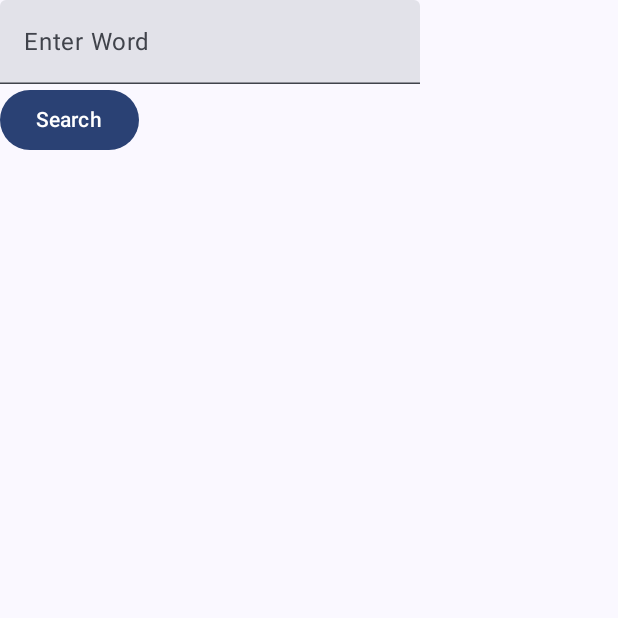
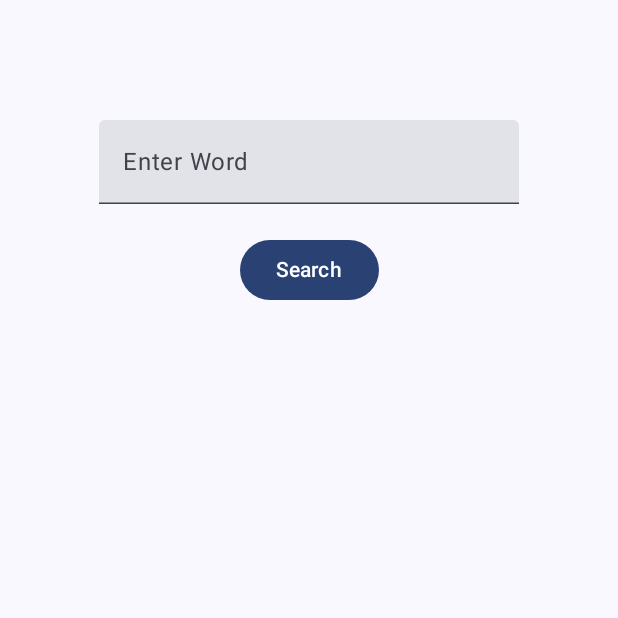
Before and after one commit to kuldeepbairwa/kuldeep-bairwa-dictionary-app, an Android app built with Jetpack Compose: the composable SearchWordScreen shown on its own in the app's theme, after a tap on "Search", on a phone screen of 412 x 824 dp, the top half of it. Run offline under Robolectric (Android 15) with nearby library versions, the phone set to English and light mode, and no system bars; our stand-ins replace Dagger/Hilt's generated code.

Commit message:
>>bug fixes

```diff
--- /dev/null
+++ b/app/src/main/java/com/kuldeep/dictionaryapp/feature/feature_search/presentation/event/SearchEvents.kt
@@ -0,0 +1,7 @@
+package com.kuldeep.dictionaryapp.feature.feature_search.presentation.event
+
+sealed class SearchEvents {
+    data object Idle : SearchEvents()
+    data class SearchWord(val word: String) : SearchEvents()
+    data class ShowErrorMessage(val message: String) : SearchEvents()
+}
--- a/app/src/main/java/com/kuldeep/dictionaryapp/feature/feature_search/presentation/screens/SearchWordScreen.kt
+++ b/app/src/main/java/com/kuldeep/dictionaryapp/feature/feature_search/presentation/screens/SearchWordScreen.kt
@@ -2,35 +2,61 @@ package com.kuldeep.dictionaryapp.feature.feature_search.presentation.screens
 
 import android.widget.Toast
 import androidx.compose.foundation.layout.Column
+import androidx.compose.foundation.layout.Spacer
+import androidx.compose.foundation.layout.fillMaxSize
+import androidx.compose.foundation.layout.size
 import androidx.compose.material3.Button
 import androidx.compose.material3.Text
 import androidx.compose.material3.TextField
 import androidx.compose.runtime.Composable
 import androidx.compose.runtime.LaunchedEffect
+import androidx.compose.runtime.collectAsState
 import androidx.compose.runtime.getValue
 import androidx.compose.runtime.mutableStateOf
 import androidx.compose.runtime.remember
 import androidx.compose.runtime.setValue
+import androidx.compose.ui.Alignment
+import androidx.compose.ui.Modifier
 import androidx.compose.ui.platform.LocalContext
+import androidx.compose.ui.unit.dp
 import androidx.navigation.NavController
+import com.kuldeep.dictionaryapp.feature.feature_search.presentation.event.SearchEvents
+import com.kuldeep.dictionaryapp.feature.feature_search.presentation.state.SearchUiState
 import com.kuldeep.dictionaryapp.feature.feature_search.presentation.viewmodel.SearchWordViewModel
 
 @Composable
 fun SearchWordScreen(viewModel: SearchWordViewModel, onWordSearch: (String) -> Unit) {
 
     var word by remember { mutableStateOf("") }
+    val uiState by viewModel.uiState.collectAsState()
+    val onEvent = viewModel::onEvent
 
-    Column {
+    Column(
+        horizontalAlignment = Alignment.CenterHorizontally,
+        modifier = Modifier.fillMaxSize()
+    ) {
+
+        Spacer(modifier = Modifier.size(80.dp))
+
         TextField(
             value = word,
-            onValueChange = { word = it },
+            onValueChange = {
+                word = it.trim()
+                            },
             label = { Text("Enter Word") }
         )
 
+        Spacer(modifier = Modifier.size(20.dp))
+
         Button(onClick = {
-            onWordSearch(word)
+            if(word.isNotEmpty()){
+                onWordSearch(word)
+            }else{
+                viewModel.onEvent(SearchEvents.ShowErrorMessage("Please enter a word"))
+            }
         }) {
             Text("Search")
         }
+
     }
 }
--- /dev/null
+++ b/app/src/main/java/com/kuldeep/dictionaryapp/feature/feature_search/presentation/state/SearchUiState.kt
@@ -0,0 +1,6 @@
+package com.kuldeep.dictionaryapp.feature.feature_search.presentation.state
+
+sealed class SearchUiState {
+    data object Idle : SearchUiState()
+    data class Error(val message: String) : SearchUiState()
+}
--- a/app/src/main/java/com/kuldeep/dictionaryapp/feature/feature_search/presentation/viewmodel/SearchWordViewModel.kt
+++ b/app/src/main/java/com/kuldeep/dictionaryapp/feature/feature_search/presentation/viewmodel/SearchWordViewModel.kt
@@ -1,9 +1,31 @@
 package com.kuldeep.dictionaryapp.feature.feature_search.presentation.viewmodel
 
 import androidx.lifecycle.ViewModel
+import com.kuldeep.dictionaryapp.feature.feature_search.presentation.event.SearchEvents
+import com.kuldeep.dictionaryapp.feature.feature_search.presentation.state.SearchUiState
 import dagger.hilt.android.lifecycle.HiltViewModel
+import kotlinx.coroutines.flow.MutableStateFlow
+import kotlinx.coroutines.flow.StateFlow
+import kotlinx.coroutines.flow.asStateFlow
 import javax.inject.Inject
 
 @HiltViewModel
 class SearchWordViewModel @Inject constructor() :ViewModel() {
+    private val _uiState = MutableStateFlow<SearchUiState>(SearchUiState.Idle)
+    val uiState: StateFlow<SearchUiState> = _uiState.asStateFlow()
+
+    fun onEvent(event:SearchEvents){
+
+        when(event){
+            SearchEvents.Idle -> {
+
+            }
+            is SearchEvents.SearchWord -> {
+
+            }
+            is SearchEvents.ShowErrorMessage -> {
+
+            }
+        }
+    }
 }
--- a/app/src/main/java/com/kuldeep/dictionaryapp/feature/feature_wordDetails/presentation/screens/WordDetailsScreen.kt
+++ b/app/src/main/java/com/kuldeep/dictionaryapp/feature/feature_wordDetails/presentation/screens/WordDetailsScreen.kt
@@ -1,9 +1,11 @@
 package com.kuldeep.dictionaryapp.feature.feature_wordDetails.presentation.screens
 
 import androidx.compose.foundation.layout.Arrangement
+import androidx.compose.foundation.layout.Box
 import androidx.compose.foundation.layout.Column
 import androidx.compose.foundation.layout.fillMaxSize
 import androidx.compose.foundation.layout.padding
+import androidx.compose.foundation.layout.size
 import androidx.compose.material3.Button
 import androidx.compose.material3.CircularProgressIndicator
 import androidx.compose.material3.MaterialTheme
@@ -41,7 +43,9 @@ fun WordDetailsScreen(
     when {
         state.isLoading -> {
             // Show a loading indicator
-            CircularProgressIndicator(modifier = Modifier.fillMaxSize())
+            Box(contentAlignment = Alignment.Center, modifier = Modifier.fillMaxSize()) {
+                CircularProgressIndicator(modifier = Modifier.size(60.dp))
+            }
         }
 
         state.error != null -> {
```
Also changed, not shown: app/src/main/java/com/kuldeep/dictionaryapp/feature/feature_searchHistory/presentation/screens/SearchHistoryScreen.kt (+44 -13 lines).
